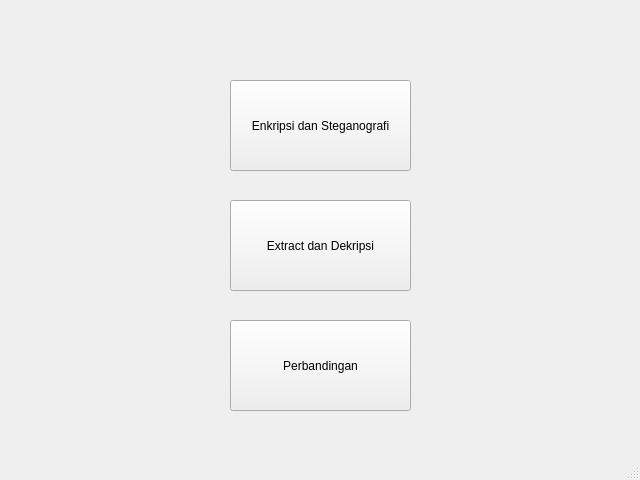
Qt form ui/MainWindow.ui (distky/DCT-Permutation-Chaotic-Encryption) before a commit.
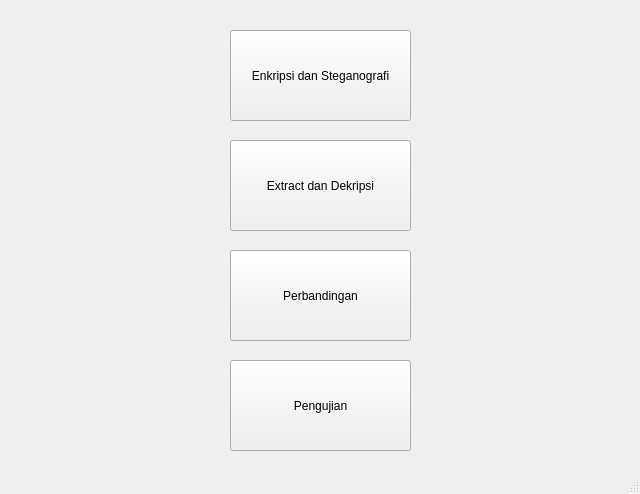
The same form after that commit.

Commit message: main window change

```diff
--- a/ui/MainWindow.ui
+++ b/ui/MainWindow.ui
@@ -7,7 +7,7 @@
     <x>0</x>
     <y>0</y>
     <width>640</width>
-    <height>480</height>
+    <height>494</height>
    </rect>
   </property>
   <property name="windowTitle">
@@ -18,7 +18,7 @@
     <property name="geometry">
      <rect>
       <x>230</x>
-      <y>80</y>
+      <y>30</y>
       <width>181</width>
       <height>91</height>
      </rect>
@@ -31,7 +31,7 @@
     <property name="geometry">
      <rect>
       <x>230</x>
-      <y>200</y>
+      <y>140</y>
       <width>181</width>
       <height>91</height>
      </rect>
@@ -44,7 +44,7 @@
     <property name="geometry">
      <rect>
       <x>230</x>
-      <y>320</y>
+      <y>250</y>
       <width>181</width>
       <height>91</height>
      </rect>
@@ -53,6 +53,19 @@
      <string>Perbandingan</string>
     </property>
    </widget>
+   <widget class="QPushButton" name="btnPengujian">
+    <property name="geometry">
+     <rect>
+      <x>230</x>
+      <y>360</y>
+      <width>181</width>
+      <height>91</height>
+     </rect>
+    </property>
+    <property name="text">
+     <string>Pengujian</string>
+    </property>
+   </widget>
   </widget>
   <widget class="QStatusBar" name="statusbar"/>
  </widget>
```
The commit also changes 1 other file.
